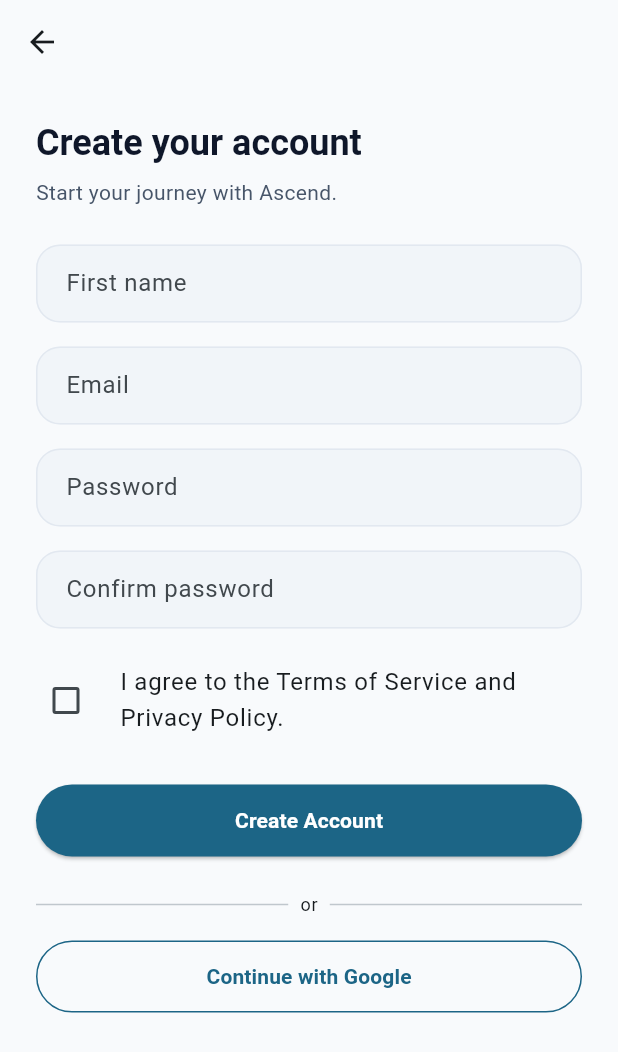
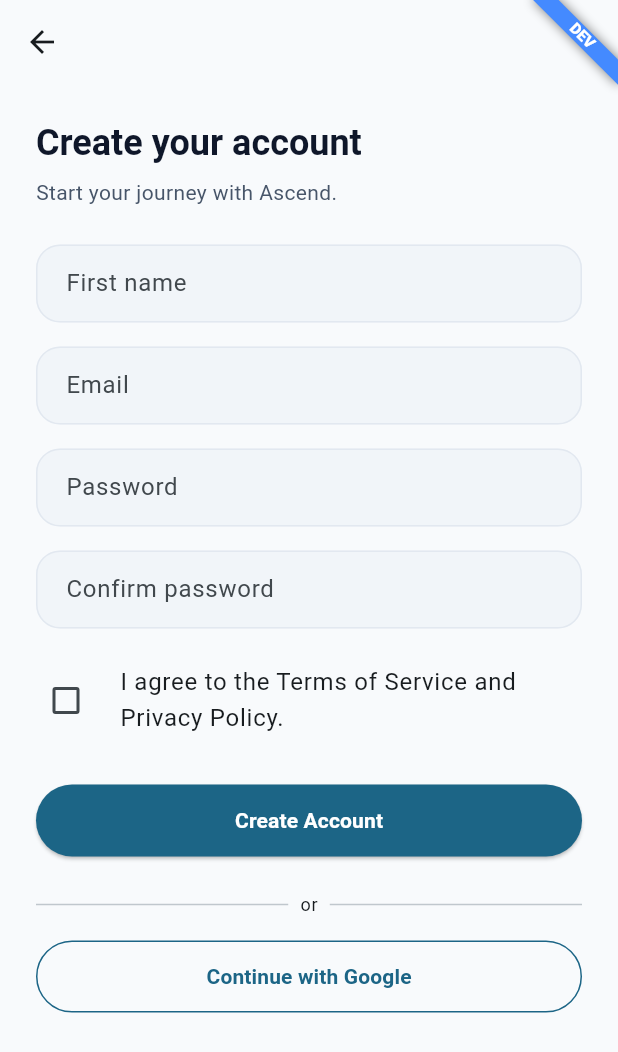
Before and after one commit to JPetero/project-ascend, a Flutter app: the screen it shows after launch, after a tap on "Create Account", on a phone screen of 412 x 824 dp. Shown: the top 1052 px of the screen. Run offline on Flutter 3.47's test engine with Material 3 defaults, Android fonts, the phone set to English and light mode, and no system bars; our stand-ins replace camera, clock, dio, drift, firebase_core, firebase_messaging and 18 more; missing offline and left inert: google_mlkit_pose_detection, health; accounts and stored records are empty; generated files the repository leaves out were written again; network calls fail.

Commit message:
Add Android release signing, dev/staging/prod flavors, and a CI build artifact
android/app/build.gradle.kts now reads a key.properties file (gitignored,
never committed — see the new key.properties.example template) into a
real release signingConfig, falling back to debug signing whenever it's
absent so every existing build path keeps working without real signing
secrets. It also adds dev/staging/prod product flavors, each with a
distinct applicationId suffix and app_name, so all three can be
installed side by side on a device. The Dart side gets a matching
AppConfig.environment (set via --dart-define=ENVIRONMENT=...) and a
small EnvironmentBanner corner ribbon so a tester can never mistake a
dev/staging build for production; apiBaseUrl deliberately keeps no
staging/prod default; a real host must always be passed explicitly.
Mobile CI now builds and uploads the prod flavor's release APK as an
artifact on every push/PR. Also fixes the Android/iOS app label, which
was still the literal placeholder "mobile"/"Mobile".

Not exercised against a real Android SDK/Gradle build or a live GitHub
Actions run in this sandbox (no Android SDK — see VisionLiveSessionScreen's
doc comment for the same disclosed limitation); the Gradle/CI changes
follow the standard, documented Flutter Android signing/flavor patterns.

Co-Authored-By: Claude Sonnet 5 <noreply@anthropic.com>
Claude-Session: https://claude.ai/code/session_011xTtKwhimYQZMad7jCJZtv

```diff
--- a/apps/mobile/lib/app/app.dart
+++ b/apps/mobile/lib/app/app.dart
@@ -1,8 +1,10 @@
 import 'package:flutter/material.dart';
 import 'package:flutter_riverpod/flutter_riverpod.dart';
 
+import '../core/config/app_config.dart';
 import '../core/design_system/ascend_theme.dart';
 import '../core/routing/app_router.dart';
+import '../core/widgets/environment_banner.dart';
 import '../features/achievements/presentation/widgets/achievement_celebration_overlay.dart';
 import '../features/feature_flags/presentation/providers/feature_flags_provider.dart';
 import '../features/notifications/presentation/providers/push_registration_controller.dart';
@@ -58,8 +60,10 @@ class AscendApp extends ConsumerWidget {
         // own BuildContext is inside the GoRouter/Navigator — see
         // AchievementCelebrationOverlay's doc comment for why that's
         // required, and why AppShell wouldn't be a wide-enough mount point.
-        builder: (context, child) =>
-            AchievementCelebrationOverlay(child: child!),
+        builder: (context, child) => EnvironmentBanner(
+          environment: AppConfig.environment,
+          child: AchievementCelebrationOverlay(child: child!),
+        ),
       ),
     );
   }
--- /dev/null
+++ b/apps/mobile/lib/core/widgets/environment_banner.dart
@@ -0,0 +1,52 @@
+import 'package:flutter/material.dart';
+
+import '../config/app_config.dart';
+
+/// The corner-ribbon text for a given [AppEnvironment] — `null` for
+/// [AppEnvironment.prod], since a production build should never carry a
+/// visible "which build is this" marker. Pure so it's unit-testable
+/// without mounting a widget tree.
+String? environmentBannerLabel(AppEnvironment environment) {
+  switch (environment) {
+    case AppEnvironment.dev:
+      return 'DEV';
+    case AppEnvironment.staging:
+      return 'STAGING';
+    case AppEnvironment.prod:
+      return null;
+  }
+}
+
+/// A small corner ribbon (S13 Part 16-27) showing which [AppEnvironment]
+/// this build is — so a tester can't mistake a dev or staging build for
+/// production at a glance, the same failure mode
+/// [AppConfig.apiBaseUrl]'s doc comment refuses to paper over with a
+/// fabricated default. Renders nothing at all for
+/// [AppEnvironment.prod] (see [environmentBannerLabel]), matching
+/// [MaterialApp]'s own `debugShowCheckedModeBanner` convention of never
+/// appearing in a release-configured build.
+class EnvironmentBanner extends StatelessWidget {
+  const EnvironmentBanner({
+    super.key,
+    required this.environment,
+    required this.child,
+  });
+
+  final AppEnvironment environment;
+  final Widget child;
+
+  @override
+  Widget build(BuildContext context) {
+    final label = environmentBannerLabel(environment);
+    if (label == null) return child;
+
+    return Banner(
+      message: label,
+      location: BannerLocation.topEnd,
+      color: environment == AppEnvironment.staging
+          ? Colors.deepOrange
+          : Colors.blueAccent,
+      child: child,
+    );
+  }
+}
```
Also changed, not shown: apps/mobile/lib/core/config/app_config.dart (+36 -0 lines), 9 other files.
